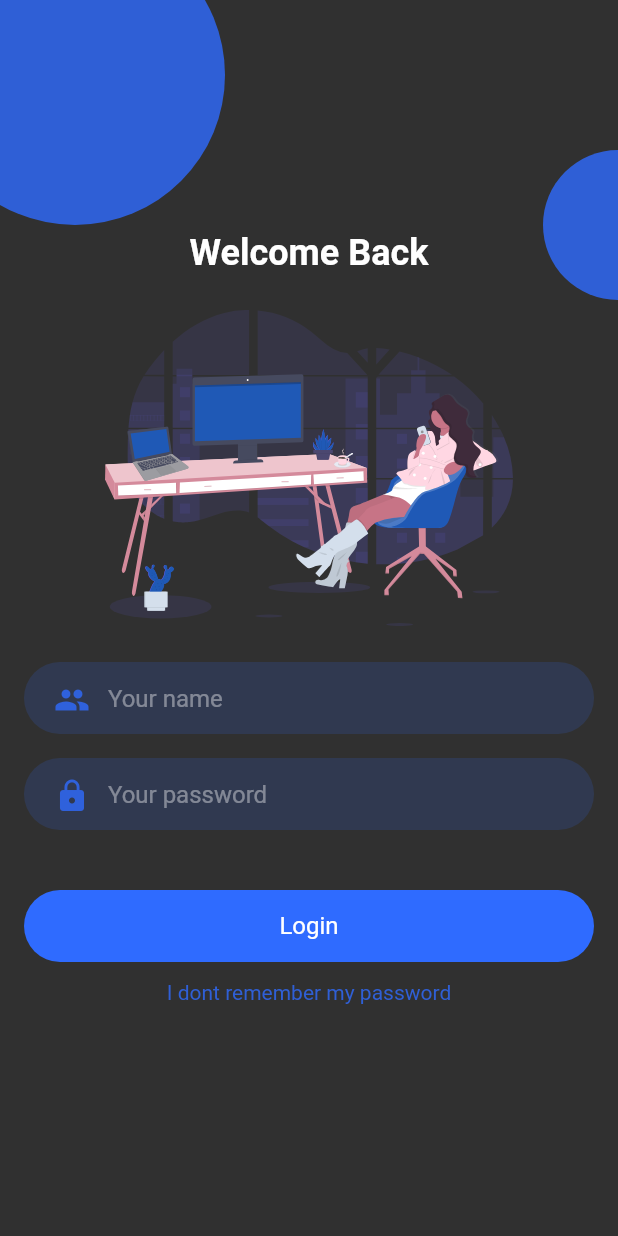
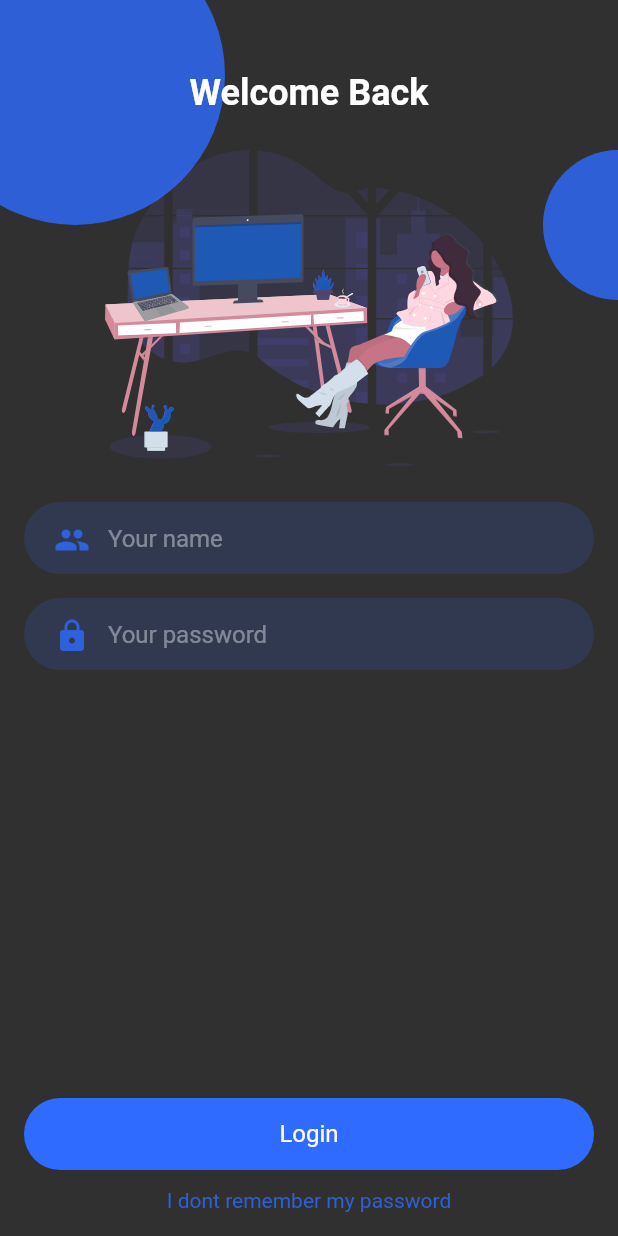
Before and after one commit to ngthailam/flutter_password_saver, a Flutter app: the LoginPage screen opened by its route, on a phone screen of 412 x 824 dp. Run offline on Flutter 3.47's test engine with Material 2 defaults, Android fonts, the phone set to English and light mode, and no system bars; our stand-ins replace copy_with_extension, equatable, flutter_bloc, flutter_secure_storage, flutter_slidable, flutter_svg and 7 more; missing offline and left inert: local_auth_platform_interface; accounts and stored records are empty.

Commit message:
[Issue#2] Fix login layout + Login when click done keyboard in login page

```diff
--- a/lib/presentation/page/auth/login/login_page.dart
+++ b/lib/presentation/page/auth/login/login_page.dart
@@ -112,19 +112,19 @@ class _LoginPageState extends State<LoginPage> {
   }
 
   Widget _body() {
-    return AnimatedOpacity(
-      opacity: 1,
-      duration: const Duration(milliseconds: 350),
-      child: Align(
-        alignment: Alignment.center,
-        child: SingleChildScrollView(
-            child: Column(
-          crossAxisAlignment: CrossAxisAlignment.center,
-          mainAxisAlignment: MainAxisAlignment.center,
+    return Stack(
       children: [
-            const Text(
+        Padding(
+          padding: const EdgeInsets.only(top: 16, bottom: 86),
+          child: ListView(
+            children: [
+              const SizedBox(height: 32),
+              const Align(
+                alignment: Alignment.topCenter,
+                child: Text(
                   'Welcome Back',
                   style: TextStyle(fontWeight: FontWeight.bold, fontSize: 24),
+                ),
               ),
               const SizedBox(height: 24),
               _mainIcon(),
@@ -134,12 +134,28 @@ class _LoginPageState extends State<LoginPage> {
               const SizedBox(height: 8),
               _biometricsIcon(),
               const SizedBox(height: 24),
+            ],
+          ),
+        ),
+        Positioned(
+          bottom: 0,
+          child: SafeArea(
+            top: false,
+            child: SizedBox(
+              width: MediaQuery.of(context).size.width,
+              child: Column(
+                crossAxisAlignment: CrossAxisAlignment.center,
+                children: [
                   _loginBtn(),
                   const SizedBox(height: 12),
                   _forgotPasswordPrompt(),
+                  const SizedBox(height: 16),
                 ],
-        )),
               ),
+            ),
+          ),
+        )
+      ],
     );
   }
 
@@ -163,6 +179,8 @@ class _LoginPageState extends State<LoginPage> {
       controller: _passwordTextEdtCtrl,
       onChanged: _loginBloc.onPasswordChanged,
       obscureText: true,
+      textInputAction: TextInputAction.done,
+      onSubmitted: (value) => _loginBloc.add(ConfirmLoginEvent()),
     );
   }
 
--- a/lib/presentation/widget/primary_text_input.dart
+++ b/lib/presentation/widget/primary_text_input.dart
@@ -12,6 +12,8 @@ class PrimaryTextInput extends StatelessWidget {
     this.obscureText = false,
     this.margin = const EdgeInsets.symmetric(horizontal: 16, vertical: 8),
     this.padding = const EdgeInsets.symmetric(horizontal: 8),
+    this.textInputAction,
+    this.onSubmitted,
   }) : super(key: key);
 
   final String hintText;
@@ -21,6 +23,8 @@ class PrimaryTextInput extends StatelessWidget {
   final bool obscureText;
   final EdgeInsets margin;
   final EdgeInsets padding;
+  final TextInputAction? textInputAction;
+  final Function(String)? onSubmitted;
 
   @override
   Widget build(BuildContext context) {
@@ -35,6 +39,8 @@ class PrimaryTextInput extends StatelessWidget {
       child: Padding(
         padding: const EdgeInsets.only(top: 2), // to make text more centralized
         child: TextField(
+          textInputAction: textInputAction,
+          onSubmitted: onSubmitted,
           obscureText: obscureText,
           controller: controller,
           onChanged: onChanged,
```
Lines whose indentation alone changed are shown as unchanged.
